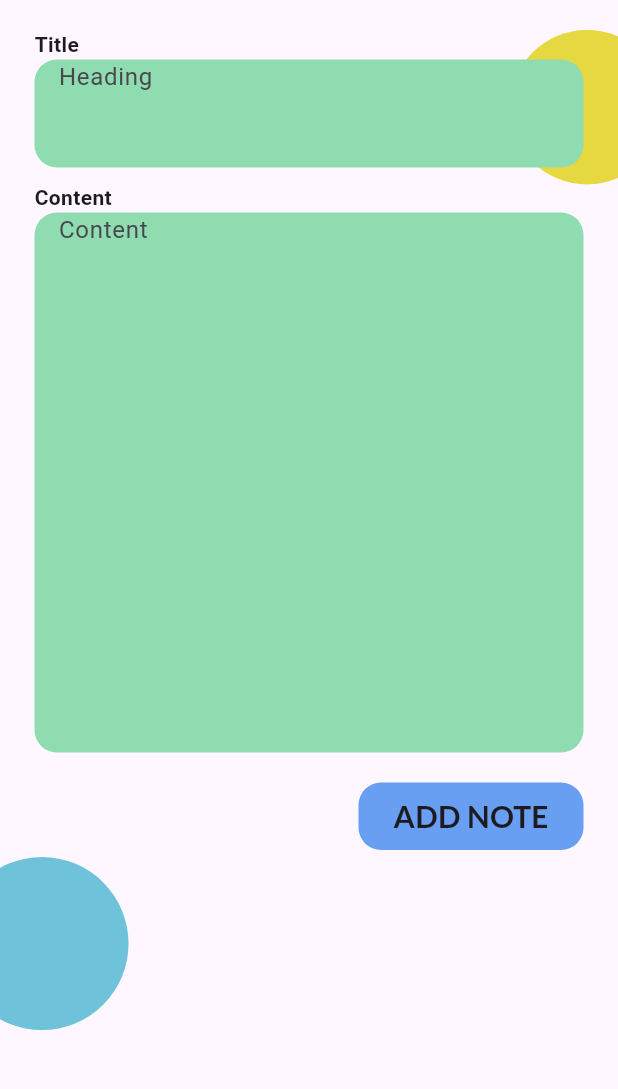
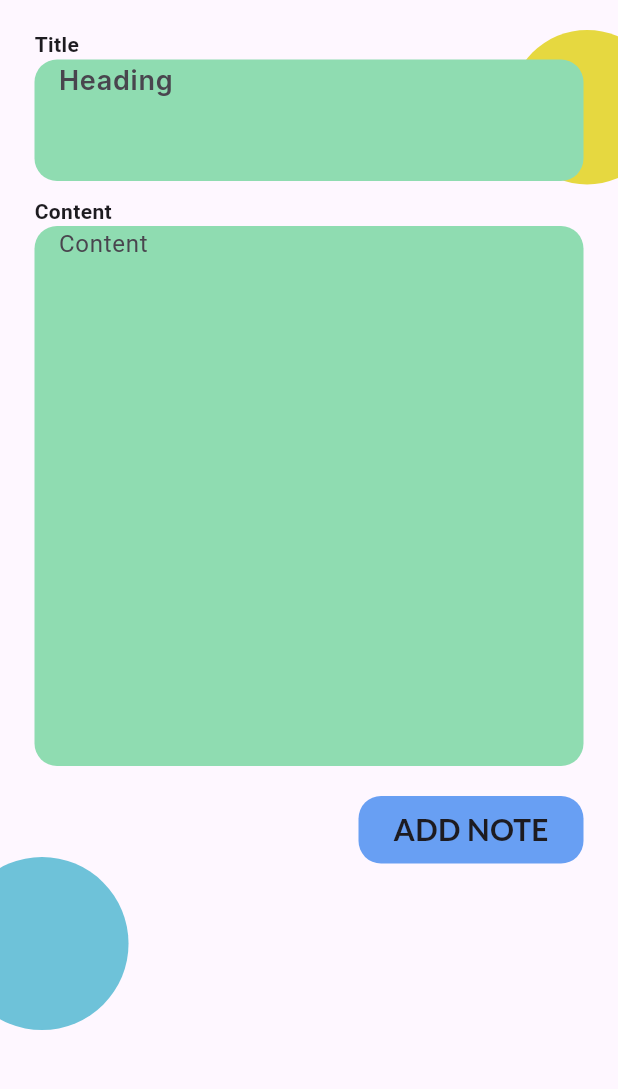
Before and after one commit to suhail9645/note_book, a Flutter app: the HomeScreen screen opened directly, after a tap on the "add" icon, on a phone screen of 412 x 824 dp, the part 89-1178 px from its top. Run offline on Flutter 3.47's test engine with Material 2 defaults, Android fonts, the phone set to English and light mode, and no system bars; our stand-ins replace cloud_firestore, firebase_auth, firebase_core, flutter_layout_grid, google_fonts, google_sign_in and 3 more; accounts and stored records are empty.

Commit message:
note adding completed

```diff
--- /dev/null
+++ b/lib/controller/controllers/note_controller.dart
@@ -0,0 +1,22 @@
+import 'package:flutter/foundation.dart';
+import 'package:note_book/controller/services/note_services.dart';
+import 'package:note_book/model/failure/failure.dart';
+import 'package:note_book/model/note_model/note_model.dart';
+
+class NoteController extends ChangeNotifier{
+  bool isLoading=false;
+  bool isSuccess=false;
+  Failure?failure;
+  Future<void>addNoteToFireBase(Note note)async{
+    isLoading=true;
+    notifyListeners();
+    NoteServices noteServices=NoteServices.instance;
+  failure=await noteServices.noteAddService(note);
+  if(failure==null){
+    isSuccess=true;
+    notifyListeners();
+  }
+  isLoading=false;
+  notifyListeners();
+  }
+}
--- a/lib/core/router.dart
+++ b/lib/core/router.dart
@@ -1,8 +1,9 @@
 import 'package:flutter/material.dart';
+import 'package:note_book/controller/controllers/note_controller.dart';
 import 'package:note_book/view/home_section/home_screen.dart';
 import 'package:note_book/view/login_and_register_section/login_register_screen.dart';
 import 'package:note_book/view/note_add_edit_section/note_add_edit_screen.dart';
-
+import 'package:provider/provider.dart';
 
 class AppRouter {
   Route onGenerateRoute(RouteSettings settings) {
@@ -12,14 +13,22 @@ class AppRouter {
           builder: (context) => const LoginAndRegisterScreen(),
         );
       case 'Home Screen':
-      return MaterialPageRoute(builder: (context) => const HomeScreen(),);
+        return MaterialPageRoute(
+          builder: (context) => const HomeScreen(),
+        );
       case 'NoteAddEdit Screen':
-      return MaterialPageRoute(builder: (context) {
-        AddOrEdit addOrEdit=settings.arguments as AddOrEdit;
-       return NoteAddEditScreen(addOrEdit: addOrEdit,);
-      } );
-         default:
-         return  MaterialPageRoute(builder: (context) => const SizedBox(),);
+        return MaterialPageRoute(builder: (context) {
+          AddOrEdit addOrEdit = settings.arguments as AddOrEdit;
+          return ChangeNotifierProvider(
+              create: (context) => NoteController(),
+              child: NoteAddEditScreen(
+                addOrEdit: addOrEdit,
+              ));
+        });
+      default:
+        return MaterialPageRoute(
+          builder: (context) => const SizedBox(),
+        );
     }
   }
 }
--- a/lib/main.dart
+++ b/lib/main.dart
@@ -2,6 +2,7 @@ import 'package:firebase_core/firebase_core.dart';
 import 'package:flutter/material.dart';
 import 'package:google_fonts/google_fonts.dart';
 import 'package:note_book/controller/controllers/auth_controller.dart';
+import 'package:note_book/controller/controllers/note_controller.dart';
 import 'package:note_book/core/router.dart';
 import 'package:provider/provider.dart';
 
@@ -19,7 +20,8 @@ class MyApp extends StatelessWidget {
     AppRouter appRouter=AppRouter();
     return MultiProvider(
       providers: [
-        ChangeNotifierProvider(create: (context) => AuthController(),)
+        ChangeNotifierProvider(create: (context) => AuthController(),),
+        ChangeNotifierProvider(create: (context) => NoteController(),)
       ],
       child: MaterialApp(
         debugShowCheckedModeBanner: false,
--- a/lib/model/note_model/note_model.dart
+++ b/lib/model/note_model/note_model.dart
@@ -1,6 +1,6 @@
 class Note{
    String heading;
    String content;
-
+   String? docId;
   Note({required this.heading, required this.content});
 }
--- a/lib/view/login_and_register_section/login_register_screen.dart
+++ b/lib/view/login_and_register_section/login_register_screen.dart
@@ -24,6 +24,12 @@ class _LoginAndRegisterScreenState extends State<LoginAndRegisterScreen>
 
         ..repeat();
       final   PageController controller = PageController();
+  @override
+  void dispose() {
+   aController.dispose();
+   controller.dispose();
+    super.dispose();
+  }
   @override
   Widget build(BuildContext context) {
 
--- a/lib/view/login_and_register_section/widget/login_view.dart
+++ b/lib/view/login_and_register_section/widget/login_view.dart
@@ -87,7 +87,7 @@ class LogiView extends StatelessWidget {
                             );
                             value.failure = null;
                           } else if (value.isSuccess) {
-                            Navigator.pushNamed(context, 'Home Screen');
+                             Navigator.pushReplacementNamed(context, 'Home Screen');
                           }
                         });
                         if (!value.isLoading) {
--- a/lib/view/login_and_register_section/widget/register_view.dart
+++ b/lib/view/login_and_register_section/widget/register_view.dart
@@ -63,7 +63,7 @@ class RegisterView extends StatelessWidget {
                         );
                         value.failure = null;
                       } else if (value.isSuccess) {
-                        Navigator.pushNamed(context, 'Home Screen');
+                        Navigator.pushReplacementNamed(context, 'Home Screen');
                       }
                     });
 
--- a/lib/view/note_add_edit_section/note_add_edit_screen.dart
+++ b/lib/view/note_add_edit_section/note_add_edit_screen.dart
@@ -1,9 +1,11 @@
 import 'package:flutter/material.dart';
 import 'package:google_fonts/google_fonts.dart';
+import 'package:note_book/controller/controllers/note_controller.dart';
 import 'package:note_book/core/const/colors.dart';
 import 'package:note_book/core/const/widget.dart';
 import 'package:note_book/model/note_model/note_model.dart';
 import 'package:note_book/view/home_section/home_screen.dart';
+import 'package:provider/provider.dart';
 
 enum AddOrEdit { addNote, editNote }
 
@@ -12,7 +14,7 @@ class NoteAddEditScreen extends StatelessWidget {
   final AddOrEdit addOrEdit;
 
   final GlobalKey<FormState> formKey = GlobalKey<FormState>();
-  final Note note=Note(heading: '', content: '');
+  final Note note = Note(heading: '', content: '');
   @override
   Widget build(BuildContext context) {
     Size size = MediaQuery.of(context).size;
@@ -43,10 +45,10 @@ class NoteAddEditScreen extends StatelessWidget {
               ),
             ),
             SingleChildScrollView(
+              child: Container(
+                padding: const EdgeInsets.symmetric(horizontal: 23),
                 child: Form(
                   key: formKey,
-                child: Container(
-                  padding: const EdgeInsets.symmetric(horizontal: 23),
                   child: Column(
                     crossAxisAlignment: CrossAxisAlignment.start,
                     children: [
@@ -59,8 +61,10 @@ class NoteAddEditScreen extends StatelessWidget {
                       ),
                       Center(
                         child: TextFormField(
+                          style: GoogleFonts.inter(
+                              fontSize: 18, fontWeight: FontWeight.w600),
                           onChanged: (value) {
-                           note.heading=value;
+                            note.heading = value;
                           },
                           maxLines: 3,
                           decoration: InputDecoration(
@@ -92,13 +96,13 @@ class NoteAddEditScreen extends StatelessWidget {
                       ),
                       TextFormField(
                           onChanged: (value) {
-                           note.content=value;
+                            note.content = value;
                           },
                           maxLines: 15,
-                          decoration:  InputDecoration(
+                          decoration: InputDecoration(
                               filled: true,
                               fillColor: kFormColor,
-                            contentPadding:const EdgeInsets.symmetric(
+                              contentPadding: const EdgeInsets.symmetric(
                                   horizontal: 12, vertical: 0),
                               hintText: 'Content',
                               border: OutlineInputBorder(
@@ -107,8 +111,7 @@ class NoteAddEditScreen extends StatelessWidget {
                                   width: 0,
                                   style: BorderStyle.none,
                                 ),
-                            )
-                          ),
+                              )),
                           validator: (value) {
                             if (value == null || value == '') {
                               return 'Content required';
@@ -121,10 +124,28 @@ class NoteAddEditScreen extends StatelessWidget {
                           ? Row(
                               mainAxisAlignment: MainAxisAlignment.end,
                               children: [
-                                InkWell(
+                                Consumer<NoteController>(
+                                    builder: (context, value, child) {
+                                  if (value.isSuccess) {
+                                    WidgetsBinding.instance
+                                        .addPostFrameCallback((timeStamp) {
+                                      ScaffoldMessenger.of(context)
+                                          .showSnackBar(
+                                        const SnackBar(
+                                          content:
+                                              Text('Note Successfully added'),
+                                        ),
+                                      );
+                                      Navigator.pop(context);
+                                    });
+                                  }
+                                  if (!value.isLoading) {
+                                    return InkWell(
                                       onTap: () {
                                         if (formKey.currentState!.validate()) {
-                                      print('lalkakl');
+                                          Provider.of<NoteController>(context,
+                                                  listen: false)
+                                              .addNoteToFireBase(note);
                                         }
                                       },
                                       child: Container(
@@ -132,7 +153,8 @@ class NoteAddEditScreen extends StatelessWidget {
                                         width: 150,
                                         decoration: BoxDecoration(
                                           color: const Color(0xFF689FF3),
-                                      borderRadius: BorderRadius.circular(15),
+                                          borderRadius:
+                                              BorderRadius.circular(15),
                                         ),
                                         child: Center(
                                           child: Text(
@@ -143,7 +165,31 @@ class NoteAddEditScreen extends StatelessWidget {
                                           ),
                                         ),
                                       ),
+                                    );
+                                  } else {
+                                    return Container(
+                                      height: 45,
+                                      width: 150,
+                                      decoration: BoxDecoration(
+                                        color: const Color(0xFF689FF3),
+                                        borderRadius: BorderRadius.circular(15),
                                       ),
+                                      child: Center(
+                                        child: Row(
+                                          children: [
+                                            Text(
+                                              'Wait',
+                                              style: GoogleFonts.lato(
+                                                  fontSize: 20,
+                                                  fontWeight: FontWeight.bold),
+                                            ),
+                                            const CircularProgressIndicator()
+                                          ],
+                                        ),
+                                      ),
+                                    );
+                                  }
+                                }),
                               ],
                             )
                           : Row(
```
Also changed, not shown: lib/controller/services/note_services.dart (added, +39 -0 lines). Lines whose indentation alone changed are shown as unchanged.
